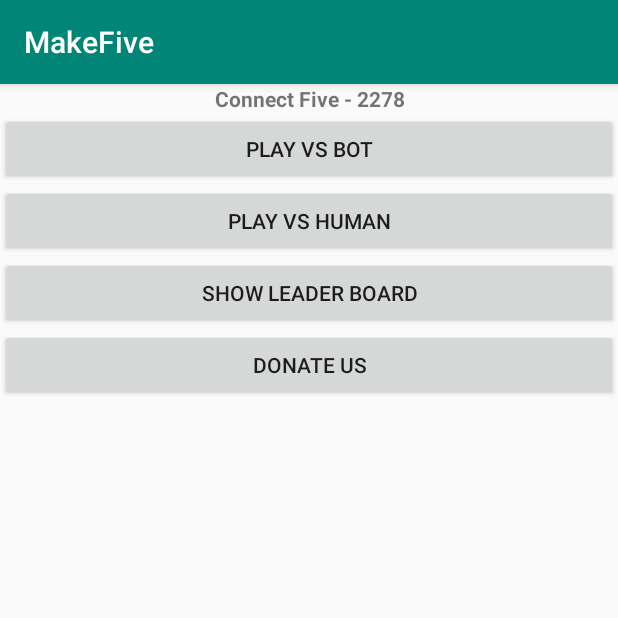
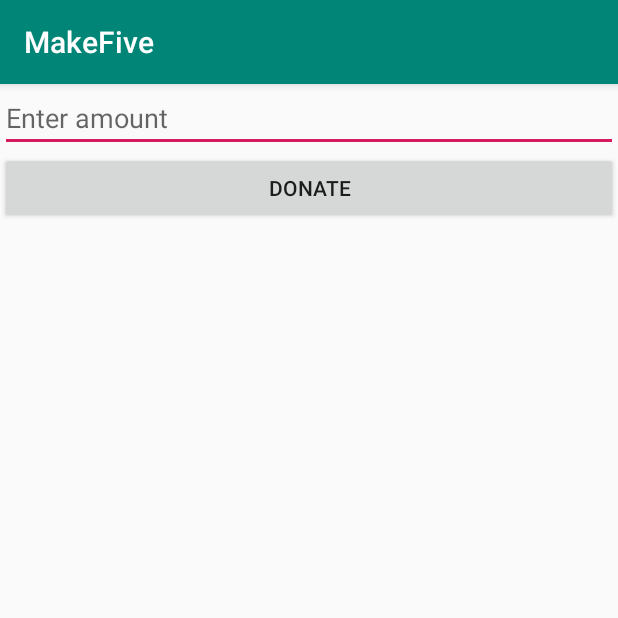
Before and after one commit to atgmep/AndroidAssignment, an Android app: the TitleActivity screen opened directly, with no data from a screen before it, after a tap on "DONATE US", on a phone screen of 412 x 824 dp, the top half of it. Run offline under Robolectric (Android 15) with nearby library versions, the phone set to English and light mode, and no system bars; libraries missing offline, so code that uses them is left out: com.paypal.android.

Commit message:
donate-NghiaTT

```diff
--- a/ClientAndroid/MakeFive/app/build.gradle
+++ b/ClientAndroid/MakeFive/app/build.gradle
@@ -20,6 +20,7 @@ android {
 
 dependencies {
     implementation fileTree(dir: 'libs', include: ['*.jar'])
+    implementation group: 'com.paypal.sdk', name: 'paypal-android-sdk', version: '2.16.0'
     implementation 'com.android.support:appcompat-v7:28.0.0'
     implementation 'com.android.support.constraint:constraint-layout:1.1.3'
     testImplementation 'junit:junit:4.12'
--- a/ClientAndroid/MakeFive/app/src/main/AndroidManifest.xml
+++ b/ClientAndroid/MakeFive/app/src/main/AndroidManifest.xml
@@ -1,7 +1,9 @@
 <?xml version="1.0" encoding="utf-8"?>
 <manifest xmlns:android="http://schemas.android.com/apk/res/android"
     package="day12.mobilestudy.make5">
+
     <uses-permission android:name="android.permission.INTERNET" />
+
     <application
         android:allowBackup="true"
         android:icon="@mipmap/ic_launcher"
@@ -9,8 +11,8 @@
         android:roundIcon="@mipmap/ic_launcher_round"
         android:supportsRtl="true"
         android:theme="@style/AppTheme">
-
-        <activity android:name=".BoardActivity"></activity>
+        <activity android:name=".DonateActivity"></activity>
+        <activity android:name=".BoardActivity" />
         <activity android:name=".TitleActivity" />
         <activity android:name=".MainActivity">
             <intent-filter>
--- a/ClientAndroid/MakeFive/app/src/main/java/day12/mobilestudy/make5/BoardActivity.java
+++ b/ClientAndroid/MakeFive/app/src/main/java/day12/mobilestudy/make5/BoardActivity.java
@@ -21,6 +21,7 @@ import java.net.HttpURLConnection;
 import java.net.MalformedURLException;
 import java.net.URL;
 import java.nio.charset.StandardCharsets;
+import java.util.Date;
 
 public class BoardActivity extends AppCompatActivity {
 
@@ -40,6 +41,10 @@ public class BoardActivity extends AppCompatActivity {
     private String playerNo;
     private int colResp = -1;
     private int rowResp = -1;
+
+    private String oppPointStr;
+    private boolean isStartMatchTimerOn;
+
 
     String startMatchRespStr;
     Response startMatchResp;
@@ -69,6 +74,7 @@ public class BoardActivity extends AppCompatActivity {
 //                    }
 //                });
 
+
                 final int col = j;
                 final int row = i;
                 final ImageView imageView = new ImageView(this);
@@ -88,6 +94,46 @@ public class BoardActivity extends AppCompatActivity {
 
         startMatchTask = new StartMatchTask();
         startMatchTask.execute();
+
+        isStartMatchTimerOn = true;
+//        AsyncTask<String, Integer, String> startMatchTimer = new StartMatchTimer();
+
+//        startMatchTimer.execute();
+
+
+        Thread t = new Thread(new Runnable() {
+            @Override
+            public void run() {
+
+//                System.out.println("t 0");
+                final long time0 = new Date().getTime();
+//                System.out.println(time0);
+                while (isStartMatchTimerOn) {
+                    runOnUiThread(new Runnable() {
+                        @Override
+                        public void run() {
+                            int dTime = (int) ((new Date().getTime() - time0) / 1000);
+                            int min = dTime / 60;
+                            int sec = dTime % 60;
+                            String timeStr = String.format("%02d:%02d", min, sec);
+                            txtOppPoint.setText(timeStr);
+                        }
+                    });
+                    try {
+                        Thread.sleep(250);
+                    } catch (InterruptedException e) {
+                        e.printStackTrace();
+                    }
+                }
+                runOnUiThread(new Runnable() {
+                    @Override
+                    public void run() {
+                        txtOppPoint.setText(oppPointStr);
+                    }
+                });
+            }
+        });
+        t.start();
 //        startMatch();
     }
 
@@ -112,12 +158,12 @@ public class BoardActivity extends AppCompatActivity {
                 urlConnection.setDoOutput(true);
 
                 urlConnection.connect();
+
                 int responseCode = urlConnection.getResponseCode();
+
                 if (responseCode == HttpURLConnection.HTTP_OK) {
                     String respStr = RequestTask.readStream(urlConnection.getInputStream());
                     startMatchResp = gson.fromJson(respStr, Response.class);
-
-
 
 
                     if (startMatchResp.getStatusCode() != Response.STATUS_SUCCESS) {
@@ -125,7 +171,7 @@ public class BoardActivity extends AppCompatActivity {
                             @Override
                             public void run() {
                                 txtOppName.setText("Fail to Start");
-                                txtOppPoint.setText("00:00");
+                                setOppPoint("Time out");
                             }
                         });
 
@@ -139,7 +185,7 @@ public class BoardActivity extends AppCompatActivity {
                                 String s = "2".equals(playerNo) ? "You are player 2" : "Your turn";
                                 txtMsg.setText(s);
                                 txtOppName.setText(startMatchResp.getData().get(1));
-                                txtOppPoint.setText(startMatchResp.getData().get(2));
+                                setOppPoint(startMatchResp.getData().get(2));
                             }
                         });
 
@@ -256,6 +302,53 @@ public class BoardActivity extends AppCompatActivity {
         }
     }
 
+    private void setOppPoint(String str) {
+        oppPointStr = str;
+        System.out.println("stop");
+        isStartMatchTimerOn = false;
+    }
+
+//    private class StartMatchTimer extends AsyncTask<String, Integer, String> {
+//        @Override
+//        protected String doInBackground(String... strings) {
+//            System.out.println("t 0");
+//            final long time0 = new Date().getTime();
+//            System.out.println(time0);
+//            while (isStartMatchTimerOn) {
+//                runOnUiThread(new Runnable() {
+//                    @Override
+//                    public void run() {
+//                        int dTime = (int) ((new Date().getTime() - time0) / 1000);
+//                        int min = dTime / 60;
+//                        int sec = dTime % 60;
+//                        String timeStr = String.format("%02d:%02d", min, sec);
+//                        txtOppPoint.setText(timeStr);
+//                    }
+//                });
+//                try {
+//                    Thread.sleep(250);
+//                } catch (InterruptedException e) {
+//                    e.printStackTrace();
+//                }
+//            }
+//            txtOppPoint.setText(oppPointStr);
+//            return null;
+//        }
+//
+//        @Override
+//        protected void onProgressUpdate(Integer... progress) {
+//        }
+//
+//        @Override
+//        protected void onPostExecute(String result) {
+//        }
+//    }
+
+
+//    @Override
+//    public void run() {
+//
+//    }
 
 //    public void startMatch() {
 //        lockBoard = true;
@@ -360,20 +453,12 @@ public class BoardActivity extends AppCompatActivity {
 //    }
 
     private void handlingMove(String responseStr) {
-        moveRespStr = responseStr;
         Gson gson = new GsonBuilder().excludeFieldsWithoutExposeAnnotation().setDateFormat("dd/MM/yyyy HH:mm").create();
-        Response response = gson.fromJson(responseStr, Response.class);
+        final Response response = gson.fromJson(responseStr, Response.class);
 
         if (response.getStatusCode() != Response.STATUS_SUCCESS) {
             return;
         }
-
-        runOnUiThread(new Runnable() {
-            @Override
-            public void run() {
-                txtMsg.setText(moveRespStr);
-            }
-        });
         String messageStr = response.getMessage();
         String[] coordinate;
 
@@ -388,12 +473,18 @@ public class BoardActivity extends AppCompatActivity {
                     @Override
                     public void run() {
                         imageViews[colResp][rowResp].setBackgroundResource(R.drawable.cell_x);
+                        txtMsg.setText("Your turn");
                     }
                 });
                 lockBoard = false;
                 return;
             case Fix.OPP_LOS:
-
+                runOnUiThread(new Runnable() {
+                    @Override
+                    public void run() {
+                        txtMsg.setText("You win");
+                    }
+                });
                 return;
             case Fix.OPP_WIN:
                 coordinate = response.getData().get(0).split("x");
@@ -404,12 +495,25 @@ public class BoardActivity extends AppCompatActivity {
                     @Override
                     public void run() {
                         imageViews[colResp][rowResp].setBackgroundResource(R.drawable.cell_x);
+                        txtMsg.setText("Opponent win");
                     }
                 });
                 return;
             case Fix.OPP_AFK:
+                runOnUiThread(new Runnable() {
+                    @Override
+                    public void run() {
+                        txtMsg.setText("You win");
+                    }
+                });
                 return;
             case Fix.YOU_WIN:
+                runOnUiThread(new Runnable() {
+                    @Override
+                    public void run() {
+                        txtMsg.setText("You win");
+                    }
+                });
                 return;
         }
 
--- /dev/null
+++ b/ClientAndroid/MakeFive/app/src/main/java/day12/mobilestudy/make5/DonateActivity.java
@@ -0,0 +1,73 @@
+package day12.mobilestudy.make5;
+
+import android.content.Intent;
+import android.support.annotation.Nullable;
+import android.support.v7.app.AppCompatActivity;
+import android.os.Bundle;
+import android.view.View;
+import android.widget.Button;
+import android.widget.EditText;
+import android.widget.Toast;
+
+import com.paypal.android.sdk.payments.PayPalConfiguration;
+import com.paypal.android.sdk.payments.PayPalPayment;
+import com.paypal.android.sdk.payments.PayPalService;
+import com.paypal.android.sdk.payments.PaymentActivity;
+import com.paypal.android.sdk.payments.PaymentConfirmation;
+
+import java.math.BigDecimal;
+
+public class DonateActivity extends AppCompatActivity {
+
+
+
+    private static PayPalConfiguration configuration = new PayPalConfiguration()
+            .environment(PayPalConfiguration.ENVIRONMENT_SANDBOX).clientId(Fix.PAYPAL_CLIENT_ID);
+
+    private Button btnPay;
+    private EditText edtAmount;
+    private String amount;
+
+    @Override
+    protected void onCreate(Bundle savedInstanceState) {
+        super.onCreate(savedInstanceState);
+        setContentView(R.layout.activity_donate);
+
+        btnPay = findViewById(R.id.btnPay);
+        edtAmount = findViewById(R.id.edtAmount);
+        btnPay.setOnClickListener(new View.OnClickListener() {
+            @Override
+            public void onClick(View v) {
+                processPayment();
+            }
+        });
+    }
+
+    private void processPayment() {
+        amount = edtAmount.getText().toString();
+        PayPalPayment payPalPayment = new PayPalPayment(new BigDecimal(amount), "USD", "Donate to MakeFive", PayPalPayment.PAYMENT_INTENT_SALE);
+        Intent intent = new Intent(this, PaymentActivity.class);
+        intent.putExtra(PayPalService.EXTRA_PAYPAL_CONFIGURATION, configuration);
+        intent.putExtra(PaymentActivity.EXTRA_PAYMENT, payPalPayment);
+        startActivityForResult(intent, TitleActivity.DONATE_REQ);
+    }
+
+    @Override
+    protected void onActivityResult(int requestCode, int resultCode, @Nullable Intent data) {
+        if (requestCode == TitleActivity.DONATE_REQ) {
+            if (resultCode == RESULT_OK) {
+
+
+                Intent intent = this.getIntent();
+                this.setResult(RESULT_OK, intent);
+                finish();
+//                Toast.makeText(this, "Thank you for your donation", Toast.LENGTH_SHORT).show();
+            } else if (resultCode == RESULT_CANCELED) {
+                Toast.makeText(this, "cancel", Toast.LENGTH_LONG).show();
+            }
+        } else if (resultCode == PaymentActivity.RESULT_EXTRAS_INVALID) {
+//            Toast.makeText(this, "INVALID", Toast.LENGTH_LONG).show();
+        }
+    }
+
+}
--- a/ClientAndroid/MakeFive/app/src/main/java/day12/mobilestudy/make5/Fix.java
+++ b/ClientAndroid/MakeFive/app/src/main/java/day12/mobilestudy/make5/Fix.java
@@ -7,7 +7,9 @@ public interface Fix {
 
     // http://192.168.100.146:8080
     // http://10.82.137.209:8080
-    String URL = "http://192.168.100.146:8080";
+   // 192.168.100.51
+    // 10.82.137.209
+    String URL = "http://10.82.137.209:8080";
 
     /* API mapping */
     String MAP_ANY = "/any";
@@ -28,4 +30,8 @@ public interface Fix {
     String OPP_MOV = "Opponent move";
     String OPP_AFK = "Opponent afk";
 
+
+    String PAYPAL_CLIENT_ID = "Ae-WAkmVpZzdf5yYCDsw712GLWeT1RMqWTwirxkRRFnEEvMWKKxvpcn6WW7k2tv6Ck7RmRDEPLLUdJ0F";
+    String PAYPAL_CLIENT_SECRET = "EAbfxREiU06k1rVeIbql1kC0zNc0_-3Yw6JY0hpMCMjT3VLd4PQj_eJuvop4xINX6OJProI3f6F3B2Nn";
+    String PAYPAL_MODE = "sandbox";
 }
--- a/ClientAndroid/MakeFive/app/src/main/java/day12/mobilestudy/make5/TitleActivity.java
+++ b/ClientAndroid/MakeFive/app/src/main/java/day12/mobilestudy/make5/TitleActivity.java
@@ -1,13 +1,16 @@
 package day12.mobilestudy.make5;
 
 import android.content.Intent;
+import android.support.annotation.Nullable;
 import android.support.v7.app.AppCompatActivity;
 import android.os.Bundle;
 import android.view.View;
+import android.widget.Toast;
 
 public class TitleActivity extends AppCompatActivity {
 
-    private static final int PLAY_ON_REQ_CODE = 1113;
+    public static final int PLAY_ON_REQ_CODE = 1113;
+    public static final int DONATE_REQ = 7896;
 
     @Override
     protected void onCreate(Bundle savedInstanceState) {
@@ -27,5 +30,22 @@ public class TitleActivity extends AppCompatActivity {
     }
 
     public void clickToDonate(View view) {
+        Intent intent = new Intent(TitleActivity.this, DonateActivity.class);
+        startActivityForResult(intent, DONATE_REQ);
+    }
+
+
+    @Override
+    protected void onActivityResult(int requestCode, int resultCode, @Nullable Intent data) {
+        if (requestCode == TitleActivity.DONATE_REQ) {
+            if (resultCode == RESULT_OK) {
+
+                Toast.makeText(this, "Thank you for your donation", Toast.LENGTH_SHORT).show();
+
+
+            } else if (resultCode == RESULT_CANCELED) {
+                Toast.makeText(this, "cancel", Toast.LENGTH_SHORT).show();
+            }
+        }
     }
 }
--- /dev/null
+++ b/ClientAndroid/MakeFive/app/src/main/res/layout/activity_donate.xml
@@ -0,0 +1,30 @@
+<?xml version="1.0" encoding="utf-8"?>
+<LinearLayout xmlns:android="http://schemas.android.com/apk/res/android"
+    xmlns:app="http://schemas.android.com/apk/res-auto"
+    xmlns:tools="http://schemas.android.com/tools"
+    android:layout_width="match_parent"
+    android:layout_height="match_parent"
+    android:orientation="vertical"
+    tools:context=".DonateActivity">
+
+    <LinearLayout
+        android:layout_width="match_parent"
+        android:layout_height="wrap_content"
+        android:layout_centerInParent="true"
+        android:orientation="vertical">
+
+        <EditText
+            android:id="@+id/edtAmount"
+            android:layout_width="match_parent"
+            android:layout_height="wrap_content"
+            android:hint="Enter amount" />
+
+        <Button
+            android:id="@+id/btnPay"
+            android:layout_width="match_parent"
+            android:layout_height="wrap_content"
+            android:text="Donate" />
+    </LinearLayout>
+
+
+</LinearLayout>
--- a/ServerSpring/makefive/src/main/java/com/mobile/makefive/service/GameDataService.java
+++ b/ServerSpring/makefive/src/main/java/com/mobile/makefive/service/GameDataService.java
@@ -46,7 +46,7 @@ public class GameDataService {
         GameData newMatch = appData.newMatch(tblAccount);
         String matchId = newMatch.getId();
         System.out.println(tblAccount.getUsername() + " create match " + matchId);
-        long waitTime = methods.getTimeNow() + 3 * 60 * 1000;
+        long waitTime = methods.getTimeNow() + 1 * 60 * 1000;
         while (methods.getTimeNow() < waitTime) {
             try {
                 Thread.sleep(1000);
```
